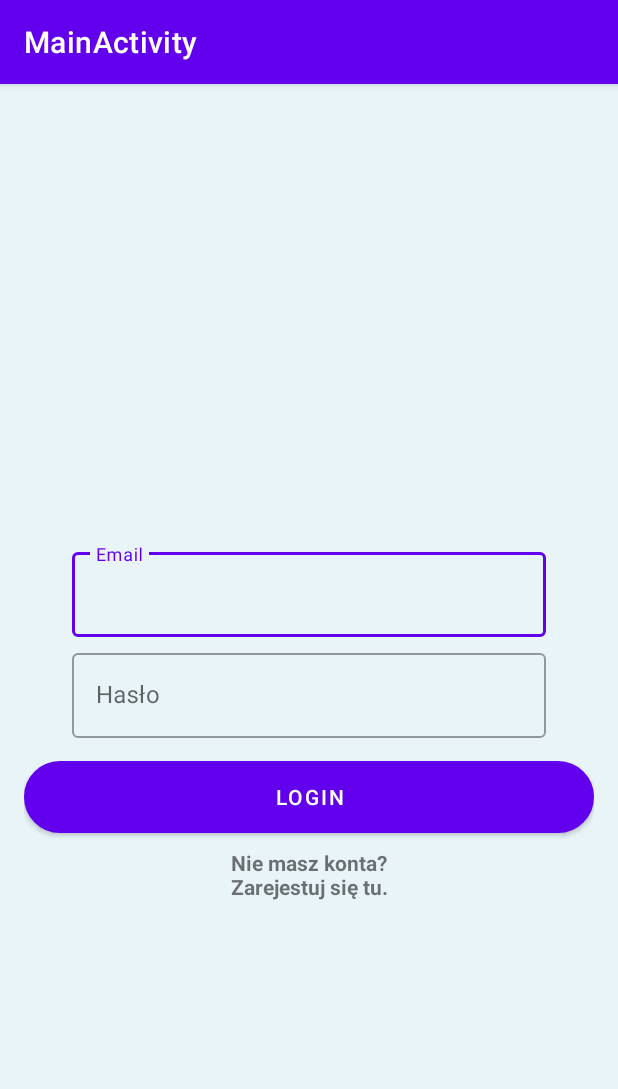
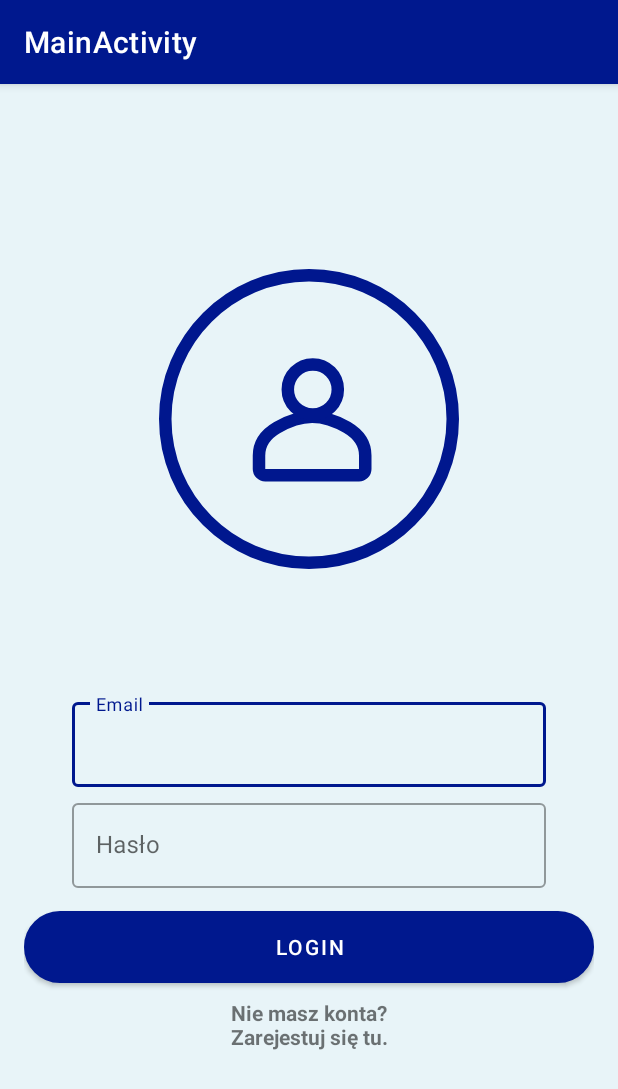
Before and after one commit to Sakii470/Weather_Station_App, an Android app: the screen it shows after launch (MainActivity), on a phone screen of 412 x 824 dp. Shown: the top 1089 px of the screen. Run offline under Robolectric (Android 15) with nearby library versions, the phone set to English and light mode, and no system bars; our stand-ins replace Volley.

Commit message:
change button color and add login_animation

```diff
--- a/app/build.gradle
+++ b/app/build.gradle
@@ -48,6 +48,7 @@ dependencies {
     implementation 'com.google.maps.android:android-maps-utils:0.5'
     implementation 'com.github.PhilJay:MPAndroidChart:v3.1.0'
     implementation 'com.google.android.material:material:1.3.0-alpha03'
+    implementation 'com.airbnb.android:lottie:6.0.0'
 
 
 
--- a/app/src/main/java/com/example/platform/Activities/MainActivity.java
+++ b/app/src/main/java/com/example/platform/Activities/MainActivity.java
@@ -12,6 +12,7 @@ import android.widget.Toast;
 
 import androidx.appcompat.app.AppCompatActivity;
 
+import com.airbnb.lottie.LottieAnimationView;
 import com.android.volley.AuthFailureError;
 import com.android.volley.Request;
 import com.android.volley.RequestQueue;
@@ -31,17 +32,19 @@ public class MainActivity extends AppCompatActivity {
     private TextView tvStatusLogin;
     public static String userId;
     private String URL = "http://sensor332.atwebpages.com/register_login/login.php";
-
+LottieAnimationView laView;
     @Override
     protected void onCreate(Bundle savedInstanceState) {
         super.onCreate(savedInstanceState);
         setTitle("MainActivity");
         setContentView(R.layout.activity_main);
+        findBy();
 
-        findBy();
+
     }
 
     public void findBy() {
+
         email = password = "";
         etEmail = findViewById(R.id.etEmail);
         etPassword = findViewById(R.id.etPassword);
--- a/app/src/main/res/layout/activity_main.xml
+++ b/app/src/main/res/layout/activity_main.xml
@@ -3,12 +3,23 @@
     xmlns:tools="http://schemas.android.com/tools"
     android:layout_width="match_parent"
     android:layout_height="match_parent"
+    xmlns:app="http://schemas.android.com/apk/res-auto"
     tools:context=".Activities.MainActivity"
     android:gravity="center"
     android:orientation="vertical"
     android:padding="16dp"
     android:background="#e8f4f8"
     tools:ignore="HardcodedText">
+
+    <com.airbnb.lottie.LottieAnimationView
+        android:layout_width="200dp"
+        android:layout_height="200dp"
+        app:lottie_rawRes="@raw/login_animation"
+        app:lottie_autoPlay="true"
+        app:lottie_loop="true"
+
+        />
+
 
     <TextView
         android:id="@+id/tvStatusLogin"
--- a/app/src/main/res/values/themes.xml
+++ b/app/src/main/res/values/themes.xml
@@ -2,7 +2,7 @@
     <!-- Base application theme. -->
     <style name="Theme.Platform" parent="Theme.MaterialComponents.Light.DarkActionBar">
         <!-- Primary brand color. -->
-        <item name="colorPrimary">@color/purple_500</item>
+        <item name="colorPrimary">#00188E</item>
         <item name="colorPrimaryVariant">@color/purple_700</item>
         <item name="colorOnPrimary">@color/white</item>
         <!-- Secondary brand color. -->
```
Also changed, not shown: app/src/main/res/raw/login_animation.json (added, +1 -0 lines).
